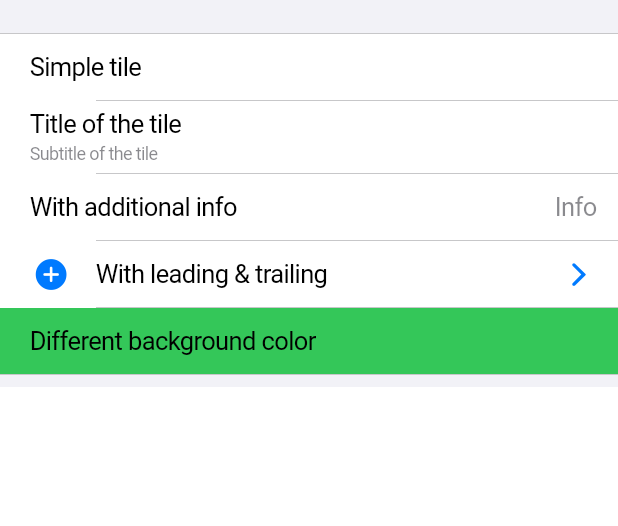
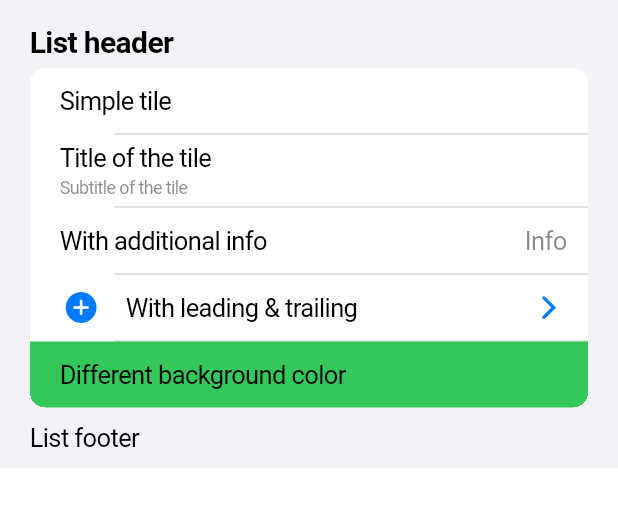
Before and after one commit to svprdga/Flutter-Cupertino-Lists, a Flutter app: the screen it shows after launch, on a phone screen of 412 x 824 dp, the part 66-592 px from its top. Run offline on Flutter 3.47's test engine with Material 2 defaults, Android fonts, the phone set to English and light mode, and no system bars.

Commit message:
Update README.md and add header & footer

```diff
--- a/lib/main.dart
+++ b/lib/main.dart
@@ -27,7 +27,9 @@ class MainScreen extends StatelessWidget {
       ),
       child: SafeArea(
         child: SingleChildScrollView(
-          child: CupertinoListSection(
+          child: CupertinoListSection.insetGrouped(
+            header: const Text('List header'),
+            footer: const Text('List footer'),
             children: const [
               CupertinoListTile(title: Text('Simple tile')),
               CupertinoListTile(
```
Also changed, not shown: 1 other file.
